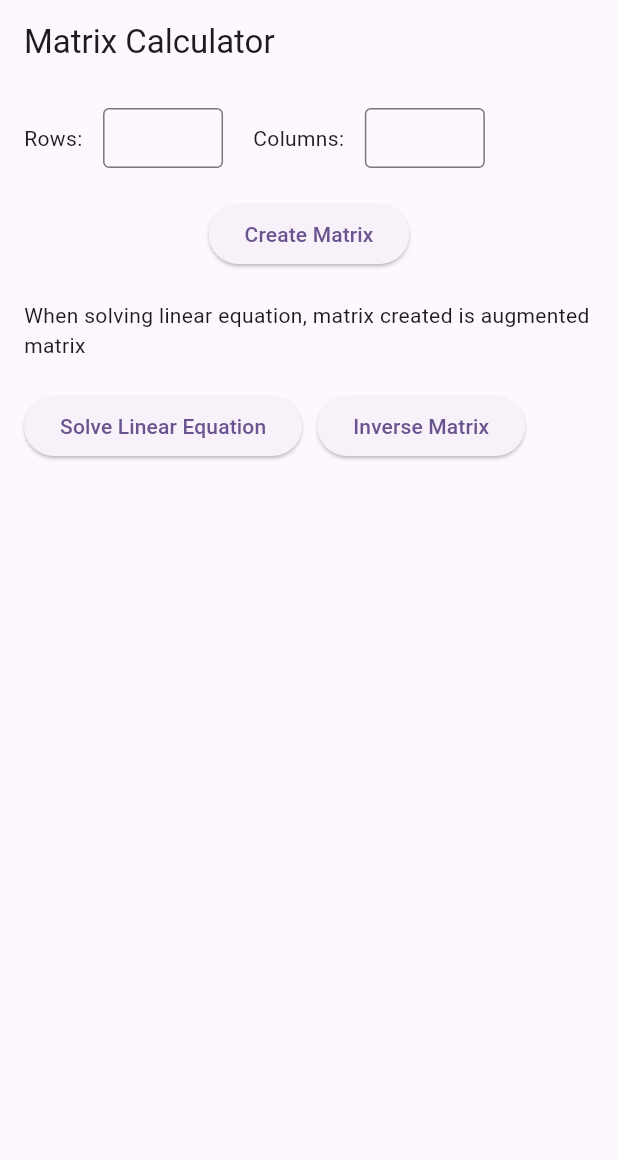
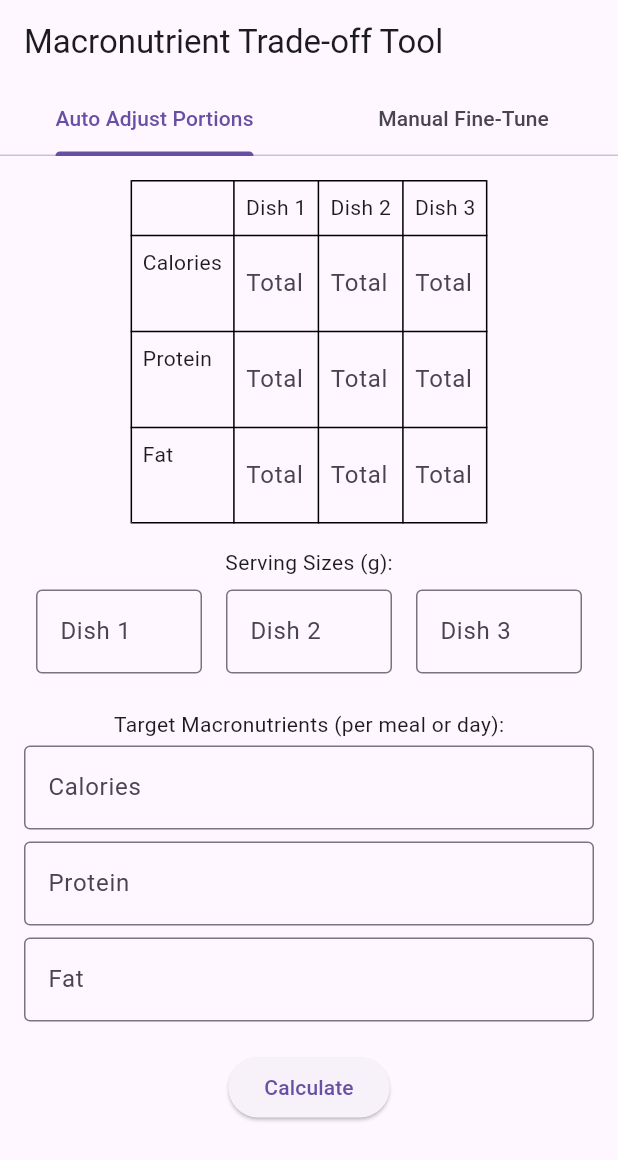
Before and after one commit to ilhanaquib/matrix_calculator, a Flutter app: the screen it shows after launch, on a phone screen of 412 x 824 dp. Shown: the top 1160 px of the screen. Run offline on Flutter 3.47's test engine with Material 3 defaults, Android fonts, the phone set to English and light mode, and no system bars.

Commit message:
modified the orignal code to be nutrient solver

```diff
--- a/lib/home.dart
+++ b/lib/home.dart
@@ -1,85 +1,138 @@
 import 'package:flutter/material.dart';
-import 'package:flutter/services.dart';
 
-class MyHomePage extends StatefulWidget {
-  const MyHomePage({super.key, required this.title});
-
-  final String title;
+class NutrientSolverHome extends StatefulWidget {
+  const NutrientSolverHome({super.key});
 
   @override
-  State<MyHomePage> createState() => _MyHomePageState();
+  State<NutrientSolverHome> createState() => _NutrientSolverHomeState();
 }
 
-class _MyHomePageState extends State<MyHomePage> {
-  TextEditingController rowsController = TextEditingController();
-  TextEditingController colsController = TextEditingController();
-  List<TextEditingController> controllers = [];
-  List<FocusNode> focusNodes = [];
+class _NutrientSolverHomeState extends State<NutrientSolverHome>
+    with SingleTickerProviderStateMixin {
+  // rows and columns for the table / matrix
+  final List<String> rows = ['Calories', 'Protein', 'Fat'];
+  final List<String> columns = ['Dish 1', 'Dish 2', 'Dish 3'];
 
-  int? rows;
-  int? columns;
-  List<double>? solution;
-  List<List<double>>? inverseResult;
+  // controllers
+  final List<List<TextEditingController>> nutrientControllers = List.generate(
+    3,
+    (_) => List.generate(3, (_) => TextEditingController()),
+  );
+  final List<TextEditingController> targetControllers = List.generate(
+    3,
+    (_) => TextEditingController(),
+  );
+  final List<TextEditingController> servingSizeControllers = List.generate(
+    3,
+    (_) => TextEditingController(),
+  );
 
-  // to focus input to next grid when inputting values
-  void initControllersAndFocusNodes() {
-    int total = (rows ?? 0) * (columns ?? 0);
-    controllers = List.generate(
-      rows! * columns!,
-      (_) => TextEditingController(),
-    );
-    focusNodes = List.generate(total, (_) => FocusNode());
+  // minimun grams
+  List<double> dishGrams = [100.0, 100.0, 100.0];
+
+  // result output variable
+  String result = '';
+
+  // tab controller to switch tabs (solve linear equation or inverse matrix)
+  late TabController tabController;
+
+  // init method
+  @override
+  void initState() {
+    super.initState();
+    tabController = TabController(length: 2, vsync: this);
   }
 
-  // to get the matrix from user input
-  List<List<double>> getMatrixFromControllers() {
-    return List.generate(rows!, (i) {
-      return List.generate(columns!, (j) {
-        int index = i * columns! + j;
-        return double.tryParse(controllers[index].text) ?? 0.0;
+  // dispose method
+  @override
+  void dispose() {
+    for (var row in nutrientControllers) {
+      for (var controller in row) {
+        controller.dispose();
+      }
+    }
+    for (var c in targetControllers) {
+      c.dispose();
+    }
+    for (var c in servingSizeControllers) {
+      c.dispose();
+    }
+    tabController.dispose();
+    super.dispose();
+  }
+
+  // formatter (adds + and g)
+  String formatAdjustment(double grams) {
+    return (grams >= 0
+        ? '+${grams.toStringAsFixed(2)} g'
+        : '${grams.toStringAsFixed(2)} g');
+  }
+
+  // method used to calculate the user input
+  void calculate() {
+    // create 3x3 matrix
+    List<List<double>> perGramMatrix = List.generate(
+      3,
+      (_) => List.filled(3, 0.0),
+    );
+
+    // used for target matrix
+    List<double> targetVector = List.filled(3, 0.0);
+    // used for serving size matrix
+    List<double> servingSizes = List.filled(3, 0.0);
+
+    // parse user target nutrients
+    for (int i = 0; i < 3; i++) {
+      targetVector[i] = double.tryParse(targetControllers[i].text) ?? 0.0;
+    }
+
+    // calculate per-gram by dividing total nutrients with serving size
+    for (int j = 0; j < 3; j++) {
+      double serving = double.tryParse(servingSizeControllers[j].text) ?? 1.0;
+      servingSizes[j] = serving;
+      for (int i = 0; i < 3; i++) {
+        double total = double.tryParse(nutrientControllers[i][j].text) ?? 0.0;
+        perGramMatrix[i][j] = total / serving;
+      }
+    }
+
+    // if a row of all zeroes can't satisfy a non-zero target, return error
+    if (!isFeasible(perGramMatrix, targetVector)) {
+      setState(() {
+        result = 'Infeasible nutrient target based on current dish data.';
       });
+      return;
+    }
+
+    // calls the solveLinearEquation to solve via Gaussian Elimination
+    List<double>? grams = solveLinearEquation(3, 4, [
+      [...perGramMatrix[0], targetVector[0]],
+      [...perGramMatrix[1], targetVector[1]],
+      [...perGramMatrix[2], targetVector[2]],
+    ]);
+
+    // if there is no unique solution
+    if (grams == null) {
+      setState(() {
+        result = 'No unique solution found.';
+      });
+      return;
+    }
+
+    // if there is a solution, return this to user
+    setState(() {
+      result = '''
+Recommended Portion Adjustments:
+- Dish 1: ${formatAdjustment(grams[0])}
+- Dish 2: ${formatAdjustment(grams[1])}
+- Dish 3: ${formatAdjustment(grams[2])}
+
+*Negative = reduce from current portion
+''';
     });
   }
 
-  // onPressed method for solving linear equation
-  void linearEquationOnPressed() {
-    if (rows == null || columns == null) return;
-
-    // display warning if matrix is not square matrix and could result in free variable
-    if (rows != columns! - 1) {
-      ScaffoldMessenger.of(context).showSnackBar(
-        SnackBar(
-          content: Text(
-            "Warning: Number of equations (rows) does not equal number of variables (columns - 1). The system may have free variables or no solution.",
-          ),
-        ),
-      );
-    }
-
-    // get matrix from user input
-    List<List<double>> matrix = getMatrixFromControllers();
-
-    // call method to solve linear equation
-    List<double>? sol = solveLinearEquation(rows!, columns!, matrix);
-
-    // if there is no solution for matrix
-    if (sol == null) {
-      ScaffoldMessenger.of(context).showSnackBar(
-        SnackBar(
-          content: Text("No unique solution exists for the given matrix."),
-        ),
-      );
-      setState(() {
-        solution = null;
-      });
-    } else {
-      setState(() {
-        solution = sol;
-      });
-    }
-  }
-
-  // method to solve linear equation
+  // method used to solve linear equation via gaussian elimination
   List<double>? solveLinearEquation(
     int rows,
     int cols,
@@ -87,24 +140,20 @@ class _MyHomePageState extends State<MyHomePage> {
   ) {
     int variables = cols - 1;
 
-    // Forward elimination
+    // forward elimination
     for (int pivot = 0; pivot < rows; pivot++) {
       if (matrix[pivot][pivot] == 0) {
-        bool swapped = false;
         for (int i = pivot + 1; i < rows; i++) {
           if (matrix[i][pivot] != 0) {
-            List<double> temp = matrix[pivot];
+            var temp = matrix[pivot];
             matrix[pivot] = matrix[i];
             matrix[i] = temp;
-            swapped = true;
             break;
           }
         }
-        if (!swapped) {
-          return null;
-        }
       }
 
+      // eliminate below pivot
       for (int i = pivot + 1; i < rows; i++) {
         double factor = matrix[i][pivot] / matrix[pivot][pivot];
         for (int j = pivot; j < cols; j++) {
@@ -115,8 +164,8 @@ class _MyHomePageState extends State<MyHomePage> {
 
     List<double> solution = List.filled(variables, 0);
 
-    // Back substitution
-    for (int i = rows - 1; i >= 0; i--) {
+    // back substitution
+    for (int i = variables - 1; i >= 0; i--) {
       double sum = matrix[i][variables];
       for (int j = i + 1; j < variables; j++) {
         sum -= matrix[i][j] * solution[j];
@@ -124,315 +173,264 @@ class _MyHomePageState extends State<MyHomePage> {
       solution[i] = sum / matrix[i][i];
     }
 
+    // solution
     return solution;
   }
 
-  // onPressed method for inversing matrix
-  void onInversePressed() {
-    if (rows == null || columns == null) return;
-
-    // displays warning if matrix is not a square matrix
-    if (rows != columns) {
-      ScaffoldMessenger.of(context).showSnackBar(
-        SnackBar(content: Text("Matrix must be square to find inverse.")),
-      );
-      return;
-    }
-
-    // get matrix from user input
-    List<List<double>> matrix = getMatrixFromControllers();
-
-    // call the method for invering matrix
-    List<List<double>>? inverse = inverseMatrix(matrix);
-
-    // displays if matrix cannot be inversed
-    if (inverse == null) {
-      ScaffoldMessenger.of(
-        context,
-      ).showSnackBar(SnackBar(content: Text("Matrix is not invertible.")));
-      setState(() {
-        inverseResult = null;
-      });
-    } else {
-      setState(() {
-        inverseResult = inverse;
-      });
-    }
-  }
-
-  // method to inverse matrix
+  // inverse the matrix
   List<List<double>>? inverseMatrix(List<List<double>> matrix) {
     int n = matrix.length;
 
-    // Check square matrix
-    if (matrix.any((row) => row.length != n)) {
-      return null;
-    }
+    // create augment with identitiy matrix
+    List<List<double>> augmented = List.generate(n, (i) {
+      return List.generate(n * 2, (j) {
+        if (j < n) return matrix[i][j];
+        return i == j - n ? 1.0 : 0.0;
+      });
+    });
 
-    // Create identity matrix
-    List<List<double>> identity = List.generate(
-      n,
-      (i) => List.generate(n, (j) => i == j ? 1.0 : 0.0),
-    );
-
-    // Copy matrix to avoid modifying original
-    List<List<double>> mat = List.generate(n, (i) => List.from(matrix[i]));
-
+    // Gaussian elimination
     for (int i = 0; i < n; i++) {
-      // Make sure pivot is not zero
-      if (mat[i][i] == 0) {
-        bool swapped = false;
-        for (int j = i + 1; j < n; j++) {
-          if (mat[j][i] != 0) {
-            // Swap rows in both matrices
-            List<double> tempRow = mat[i];
-            mat[i] = mat[j];
-            mat[j] = tempRow;
-
-            tempRow = identity[i];
-            identity[i] = identity[j];
-            identity[j] = tempRow;
-
-            swapped = true;
-            break;
-          }
-        }
-        if (!swapped) {
-          return null;
-        }
+      double pivot = augmented[i][i];
+      if (pivot == 0) return null;
+      for (int j = 0; j < 2 * n; j++) {
+        augmented[i][j] /= pivot;
       }
-
-      // Normalize pivot row
-      double pivot = mat[i][i];
-      for (int j = 0; j < n; j++) {
-        mat[i][j] /= pivot;
-        identity[i][j] /= pivot;
-      }
-
-      // Eliminate other rows
       for (int k = 0; k < n; k++) {
-        if (k != i) {
-          double factor = mat[k][i];
-          for (int j = 0; j < n; j++) {
-            mat[k][j] -= factor * mat[i][j];
-            identity[k][j] -= factor * identity[i][j];
-          }
+        if (k == i) continue;
+        double factor = augmented[k][i];
+        for (int j = 0; j < 2 * n; j++) {
+          augmented[k][j] -= factor * augmented[i][j];
         }
       }
     }
 
-    return identity;
+    // return result
+    return List.generate(n, (i) => augmented[i].sublist(n));
   }
 
-  @override
-  void dispose() {
-    for (var c in controllers) c.dispose();
-    for (var f in focusNodes) f.dispose();
-    super.dispose();
+  // Checks whether the target vector is feasible based on the per-gram matrix.
+  bool isFeasible(List<List<double>> matrix, List<double> target) {
+    for (int i = 0; i < target.length; i++) {
+      bool allZero = matrix[i].every((value) => value == 0.0);
+      if (allZero && target[i] != 0.0) return false;
+    }
+    return true;
   }
 
-  @override
-  Widget build(BuildContext context) {
-    if (rows != null && columns != null) {
-      int total = rows! * columns!;
-      if (controllers.length != total || focusNodes.length != total) {
-        initControllersAndFocusNodes();
+  // for when sliders are adjusted in Manual Fine-Tune tab.
+  void updateCustomizedResult() {
+    List<List<double>> perGramMatrix = List.generate(
+      3,
+      (_) => List.filled(3, 0.0),
+    );
+    for (int j = 0; j < 3; j++) {
+      double serving = double.tryParse(servingSizeControllers[j].text) ?? 1.0;
+      for (int i = 0; i < 3; i++) {
+        double total = double.tryParse(nutrientControllers[i][j].text) ?? 0.0;
+        perGramMatrix[i][j] = total / serving;
       }
     }
 
+    // Calculate total nutrients based on current portion selections
+    List<double> totalNutrients = List.filled(3, 0.0);
+    for (int i = 0; i < 3; i++) {
+      for (int j = 0; j < 3; j++) {
+        totalNutrients[i] += perGramMatrix[i][j] * dishGrams[j];
+      }
+    }
+    // calculate inverse matrix to estimate ideal portion
+    List<List<double>>? inverse = inverseMatrix(perGramMatrix);
+    List<double>? solvedGrams =
+        inverse != null ? multiplyMatrixVector(inverse, totalNutrients) : null;
+
+    setState(() {
+      result = '''
+Resulting Nutrients:
+- Calories: ${totalNutrients[0].toStringAsFixed(1)} kcal
+- Protein: ${totalNutrients[1].toStringAsFixed(1)} g
+- Fat: ${totalNutrients[2].toStringAsFixed(1)} g
+
+Inverted Portion Estimate:
+- Dish 1: ${solvedGrams != null ? solvedGrams[0].toStringAsFixed(2) : "N/A"} g
+- Dish 2: ${solvedGrams != null ? solvedGrams[1].toStringAsFixed(2) : "N/A"} g
+- Dish 3: ${solvedGrams != null ? solvedGrams[2].toStringAsFixed(2) : "N/A"} g
+''';
+    });
+  }
+
+  // Multiplies a matrix (n x n) with a vector (n x 1)
+  List<double> multiplyMatrixVector(
+    List<List<double>> matrix,
+    List<double> vector,
+  ) {
+    return List.generate(matrix.length, (i) {
+      double sum = 0.0;
+      for (int j = 0; j < vector.length; j++) {
+        sum += matrix[i][j] * vector[j];
+      }
+      return sum;
+    });
+  }
+
+  // ui
+  @override
+  Widget build(BuildContext context) {
     return Scaffold(
-      appBar: AppBar(title: Text(widget.title)),
-      body: Padding(
-        padding: const EdgeInsets.all(16.0),
-        child: Column(
+      appBar: AppBar(
+        title: const Text('Macronutrient Trade-off Tool'),
+        bottom: TabBar(
+          controller: tabController,
+          tabs: const [
+            Tab(text: 'Auto Adjust Portions'),
+            Tab(text: 'Manual Fine-Tune'),
+          ],
+        ),
+      ),
+      body: TabBarView(
+        controller: tabController,
+        children: [
+          buildInputUI(isCustomizeMode: false),
+          buildInputUI(isCustomizeMode: true),
+        ],
+      ),
+    );
+  }
+
+  // custom widget for input ui
+  Widget buildInputUI({bool isCustomizeMode = false}) {
+    return SingleChildScrollView(
+      padding: const EdgeInsets.all(16),
+      child: Column(
+        children: [
+          buildNutrientTable(),
+          const SizedBox(height: 16),
+          const Text('Serving Sizes (g):'),
+          buildServingInputs(),
+          const SizedBox(height: 16),
+          if (!isCustomizeMode) ...[
+            const Text('Target Macronutrients (per meal or day):'),
+            buildTargetInputs(),
+            const SizedBox(height: 16),
+            ElevatedButton(
+              onPressed: calculate,
+              child: const Text('Calculate'),
+            ),
+          ] else ...[
+            const Text('Manually Adjust Portions (g):'),
+            const Text(
+              '*Adjust sliders to see impact on Calories / Protein / Fat',
+              style: TextStyle(fontSize: 12, color: Colors.grey),
+            ),
+            ...List.generate(3, (i) {
+              return Column(
+                crossAxisAlignment: CrossAxisAlignment.start,
+                children: [
+                  Text('${columns[i]}: ${dishGrams[i].toStringAsFixed(1)} g'),
+                  Slider(
+                    min: 0,
+                    max: 500,
+                    divisions: 100,
+                    value: dishGrams[i],
+                    label: dishGrams[i].toStringAsFixed(1),
+                    onChanged: (value) {
+                      setState(() {
+                        dishGrams[i] = value;
+                        updateCustomizedResult();
+                      });
+                    },
+                  ),
+                ],
+              );
+            }),
+          ],
+          const SizedBox(height: 16),
+          Text(result, style: const TextStyle(fontSize: 16)),
+        ],
+      ),
+    );
+  }
+
+  // custom widget for the table
+  Widget buildNutrientTable() {
+    return Table(
+      border: TableBorder.all(),
+      defaultColumnWidth: const IntrinsicColumnWidth(),
+      children: [
+        TableRow(
           children: [
-            // Create matrix grid
-            Row(
-              children: [
-                Text("Rows: "),
-                SizedBox(width: 10),
-                SizedBox(
-                  width: 80,
+            const TableCell(
+              child: Padding(padding: EdgeInsets.all(8), child: Text('')),
+            ),
+            ...columns.map(
+              (col) => TableCell(
+                child: Padding(
+                  padding: const EdgeInsets.all(8),
+                  child: Text(col, textAlign: TextAlign.center),
+                ),
+              ),
+            ),
+          ],
+        ),
+        for (int i = 0; i < 3; i++)
+          TableRow(
+            children: [
+              Padding(padding: const EdgeInsets.all(8), child: Text(rows[i])),
+              for (int j = 0; j < 3; j++)
+                Padding(
+                  padding: const EdgeInsets.all(8),
                   child: TextField(
-                    controller: rowsController,
-                    decoration: InputDecoration(
-                      border: OutlineInputBorder(),
-                      isDense: true,
-                      contentPadding: EdgeInsets.all(8),
-                    ),
-                    inputFormatters: [
-                      FilteringTextInputFormatter.allow(
-                        RegExp(r'^-?\d*\.?\d*$'),
-                      ),
-                    ],
+                    controller: nutrientControllers[i][j],
                     keyboardType: TextInputType.number,
-                  ),
-                ),
-                SizedBox(width: 20),
-                Text("Columns: "),
-                SizedBox(width: 10),
-                SizedBox(
-                  width: 80,
-                  child: TextField(
-                    controller: colsController,
-                    decoration: InputDecoration(
-                      border: OutlineInputBorder(),
-                      isDense: true,
-                      contentPadding: EdgeInsets.all(8),
-                    ),
-                    inputFormatters: [
-                      FilteringTextInputFormatter.allow(
-                        RegExp(r'^-?\d*\.?\d*$'),
-                      ),
-                    ],
-                    keyboardType: TextInputType.number,
-                  ),
-                ),
-                SizedBox(width: 20),
-              ],
-            ),
-            SizedBox(height: 20),
-            ElevatedButton(
-              onPressed: () {
-                setState(() {
-                  rows = int.tryParse(rowsController.text);
-                  columns = int.tryParse(colsController.text);
-                  if (rows != null && columns != null) {
-                    initControllersAndFocusNodes();
-                  }
-                });
-              },
-              child: Text("Create Matrix"),
-            ),
-            SizedBox(height: 20),
-            Text(
-              'When solving linear equation, matrix created is augmented matrix',
-            ),
-            SizedBox(height: 20),
-
-            // Grid
-            if (rows != null && columns != null)
-              Expanded(
-                child: Align(
-                  alignment: Alignment.topLeft,
-                  child: SizedBox(
-                    width: 100.0 * columns! + (columns! - 1) * 4,
-                    child: GridView.builder(
-                      gridDelegate: SliverGridDelegateWithFixedCrossAxisCount(
-                        crossAxisCount: columns!,
-                        crossAxisSpacing: 4,
-                        mainAxisSpacing: 4,
-                        childAspectRatio: 1,
-                      ),
-                      itemCount: rows! * columns!,
-                      itemBuilder: (context, index) {
-                        return Card(
-                          color: Colors.blue[100],
-                          margin: EdgeInsets.zero,
-                          child: Center(
-                            child: TextField(
-                              controller: controllers[index],
-                              focusNode: focusNodes[index],
-                              textAlign: TextAlign.center,
-                              keyboardType: TextInputType.number,
-                              inputFormatters: [
-                                FilteringTextInputFormatter.allow(
-                                  RegExp(r'^-?\d*\.?\d*$'),
-                                ),
-                              ],
-                              decoration: InputDecoration(
-                                border: InputBorder.none,
-                                isDense: true,
-                                contentPadding: EdgeInsets.all(8),
-                              ),
-                              style: TextStyle(fontSize: 18),
-                              onSubmitted: (_) {
-                                int row = index ~/ columns!;
-                                int col = index % columns!;
-
-                                int nextIndex;
-                                if (col < columns! - 1) {
-                                  nextIndex = index + 1;
-                                } else if (row < rows! - 1) {
-                                  nextIndex = index + 1;
-                                } else {
-                                  nextIndex = 0;
-                                }
-
-                                FocusScope.of(
-                                  context,
-                                ).requestFocus(focusNodes[nextIndex]);
-                              },
-                            ),
-                          ),
-                        );
-                      },
+                    decoration: const InputDecoration(
+                      hintText: 'Total',
+                      border: InputBorder.none,
                     ),
                   ),
                 ),
+            ],
+          ),
+      ],
+    );
+  }
+
+  // custom widget for serving size input
+  Widget buildServingInputs() {
+    return Row(
+      children: List.generate(3, (i) {
+        return Expanded(
+          child: Padding(
+            padding: const EdgeInsets.all(8),
+            child: TextField(
+              controller: servingSizeControllers[i],
+              keyboardType: TextInputType.number,
+              decoration: InputDecoration(
+                labelText: columns[i],
+                border: const OutlineInputBorder(),
               ),
+            ),
+          ),
+        );
+      }),
+    );
+  }
 
-            // solve linear equation / inverse matrix
-            Row(
-              children: [
-                ElevatedButton(
-                  onPressed: linearEquationOnPressed,
-                  child: Text('Solve Linear Equation'),
-                ),
-                SizedBox(width: 10),
-                ElevatedButton(
-                  onPressed: onInversePressed,
-                  child: Text('Inverse Matrix'),
-                ),
-              ],
+  // custom widget for target inputs
+  Widget buildTargetInputs() {
+    return Column(
+      children: List.generate(3, (i) {
+        return Padding(
+          padding: const EdgeInsets.symmetric(vertical: 4),
+          child: TextField(
+            controller: targetControllers[i],
+            keyboardType: TextInputType.number,
+            decoration: InputDecoration(
+              labelText: rows[i],
+              border: const OutlineInputBorder(),
             ),
-
-            // show result for solving linear equation
-            if (solution != null)
-              Padding(
-                padding: const EdgeInsets.only(top: 16.0),
-                child: Column(
-                  crossAxisAlignment: CrossAxisAlignment.start,
-                  children: List.generate(solution!.length, (i) {
-                    String varName = String.fromCharCode(
-                      120 + i,
-                    ); // 'x', 'y', 'z', ...
-                    return Text(
-                      "$varName = ${solution![i].toStringAsFixed(4)}",
-                    );
-                  }),
-                ),
-              ),
-
-            // show result for inversing matrix with gridview
-            if (inverseResult != null)
-              Padding(
-                padding: const EdgeInsets.only(top: 16.0),
-                child: Column(
-                  crossAxisAlignment: CrossAxisAlignment.start,
-                  children: [
-                    Text(
-                      "Inverse Matrix:",
-                      style: TextStyle(
-                        fontWeight: FontWeight.bold,
-                        fontSize: 16,
-                      ),
-                    ),
-                    SizedBox(height: 8),
-                    ...List.generate(inverseResult!.length, (i) {
-                      return Text(
-                        inverseResult![i]
-                            .map((val) => val.toStringAsFixed(4))
-                            .join('  '),
-                        style: TextStyle(fontFamily: 'monospace'),
-                      );
-                    }),
-                  ],
-                ),
-              ),
-          ],
-        ),
-      ),
+          ),
+        );
+      }),
     );
   }
 }
--- a/lib/main.dart
+++ b/lib/main.dart
@@ -2,22 +2,17 @@ import 'package:flutter/material.dart';
 import 'package:project_phase_2/home.dart';
 
 void main() {
-  WidgetsFlutterBinding.ensureInitialized();
-  runApp(const MyApp());
+  runApp(const NutrientSolverApp());
 }
 
-class MyApp extends StatelessWidget {
-  const MyApp({super.key});
+class NutrientSolverApp extends StatelessWidget {
+  const NutrientSolverApp({super.key});
 
   @override
   Widget build(BuildContext context) {
-    return MaterialApp(
+    return const MaterialApp(
+      home: NutrientSolverHome(),
       debugShowCheckedModeBanner: false,
-      title: 'Matrix Calculator',
-      theme: ThemeData(
-        colorScheme: ColorScheme.fromSeed(seedColor: Colors.deepPurple),
-      ),
-      home: const MyHomePage(title: 'Matrix Calculator'),
     );
   }
 }
```
